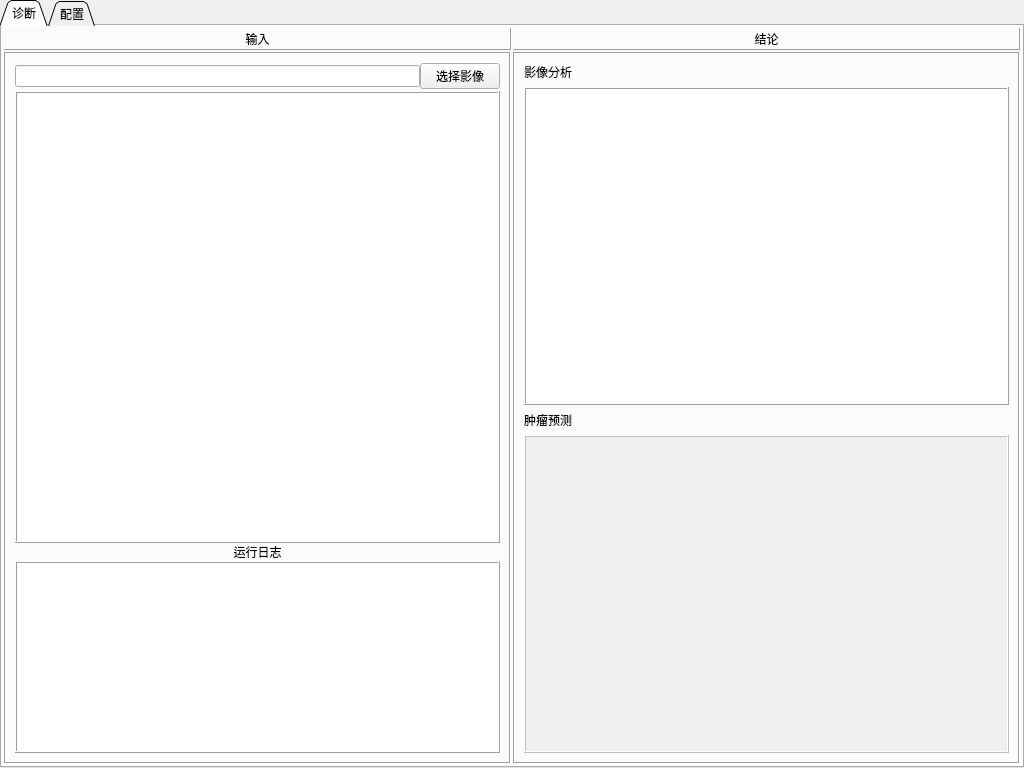
First picture: the form in job/肺结节加图形界面/ui.ui, repository unreal555/pystudy, before the edit.
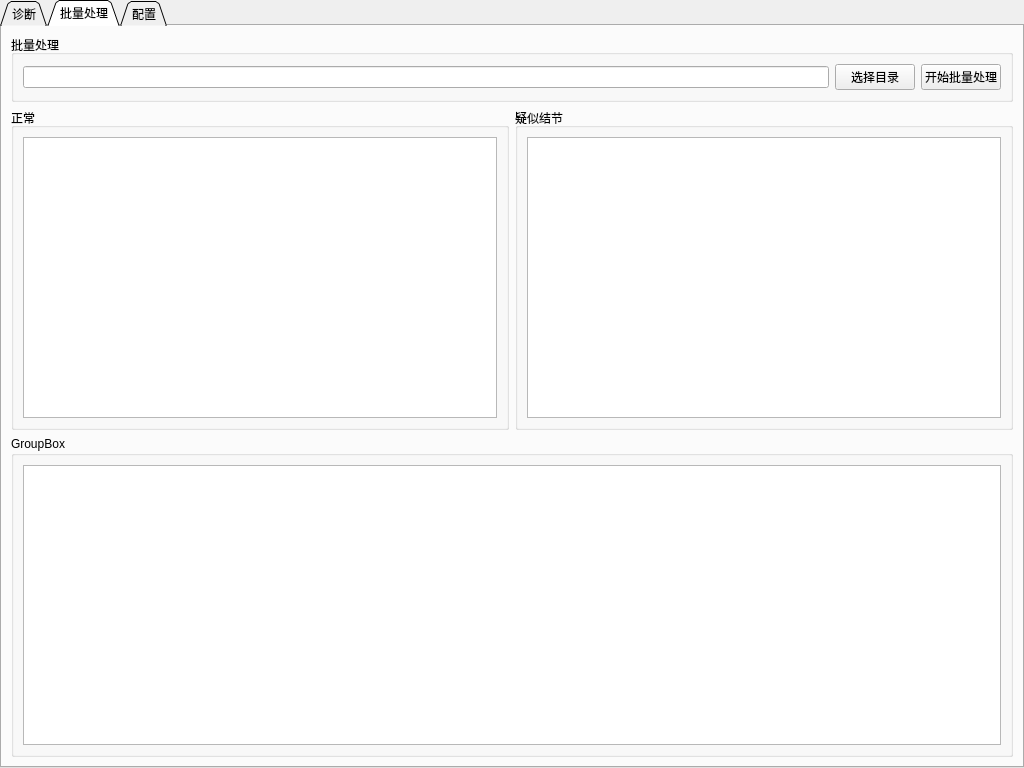
Second picture: the form after the edit. The open tabs and pages were chosen to show the change.

The edit to the form file:
```diff
--- a/job/肺结节加图形界面/ui.ui
+++ b/job/肺结节加图形界面/ui.ui
@@ -63,6 +63,9 @@
        <property name="elideMode">
         <enum>Qt::ElideLeft</enum>
        </property>
+       <property name="usesScrollButtons">
+        <bool>false</bool>
+       </property>
        <property name="documentMode">
         <bool>false</bool>
        </property>
@@ -377,6 +380,101 @@
          </item>
         </layout>
        </widget>
+       <widget class="QWidget" name="batch">
+        <attribute name="title">
+         <string>批量处理</string>
+        </attribute>
+        <layout class="QHBoxLayout" name="horizontalLayout_9">
+         <item>
+          <layout class="QGridLayout" name="gridLayout_12">
+           <item row="0" column="1" colspan="2">
+            <widget class="QGroupBox" name="groupBox_3">
+             <property name="sizePolicy">
+              <sizepolicy hsizetype="Expanding" vsizetype="Fixed">
+               <horstretch>0</horstretch>
+               <verstretch>0</verstretch>
+              </sizepolicy>
+             </property>
+             <property name="title">
+              <string>批量处理</string>
+             </property>
+             <layout class="QHBoxLayout" name="horizontalLayout_8">
+              <item>
+               <layout class="QGridLayout" name="gridLayout_11">
+                <item row="0" column="0">
+                 <widget class="QLineEdit" name="lineEdit_2"/>
+                </item>
+                <item row="0" column="1">
+                 <widget class="QPushButton" name="batchSelecthButton">
+                  <property name="text">
+                   <string>选择目录</string>
+                  </property>
+                 </widget>
+                </item>
+                <item row="0" column="2">
+                 <widget class="QPushButton" name="batchDoButton">
+                  <property name="text">
+                   <string>开始批量处理</string>
+                  </property>
+                 </widget>
+                </item>
+               </layout>
+              </item>
+             </layout>
+            </widget>
+           </item>
+           <item row="3" column="1" colspan="2">
+            <widget class="QGroupBox" name="groupBox_6">
+             <property name="title">
+              <string>GroupBox</string>
+             </property>
+             <layout class="QHBoxLayout" name="horizontalLayout_11">
+              <item>
+               <layout class="QGridLayout" name="gridLayout_15">
+                <item row="0" column="0">
+                 <widget class="QTextBrowser" name="textBrowser_3"/>
+                </item>
+               </layout>
+              </item>
+             </layout>
+            </widget>
+           </item>
+           <item row="1" column="2">
+            <widget class="QGroupBox" name="groupBox_5">
+             <property name="title">
+              <string>疑似结节</string>
+             </property>
+             <layout class="QHBoxLayout" name="horizontalLayout_12">
+              <item>
+               <layout class="QGridLayout" name="gridLayout_14">
+                <item row="0" column="0">
+                 <widget class="QTextBrowser" name="textBrowser_2"/>
+                </item>
+               </layout>
+              </item>
+             </layout>
+            </widget>
+           </item>
+           <item row="1" column="1">
+            <widget class="QGroupBox" name="groupBox_4">
+             <property name="title">
+              <string>正常</string>
+             </property>
+             <layout class="QVBoxLayout" name="verticalLayout_10">
+              <item>
+               <layout class="QGridLayout" name="gridLayout_13">
+                <item row="0" column="0">
+                 <widget class="QTextBrowser" name="textBrowser"/>
+                </item>
+               </layout>
+              </item>
+             </layout>
+            </widget>
+           </item>
+          </layout>
+         </item>
+        </layout>
+       </widget>
        <widget class="QWidget" name="configure">
         <attribute name="title">
          <string>配置</string>
```
Left out of the diff: 2 changed lines with no effect on the pictures.
